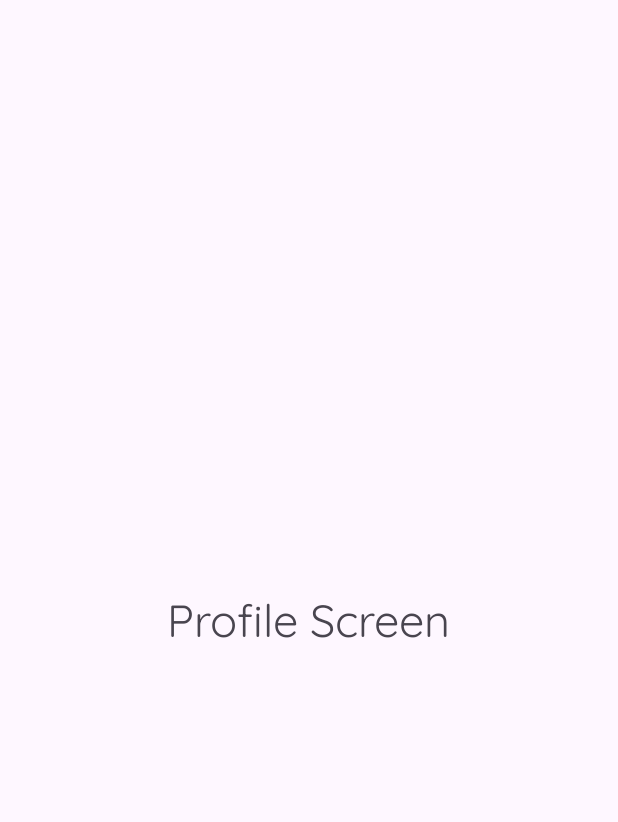
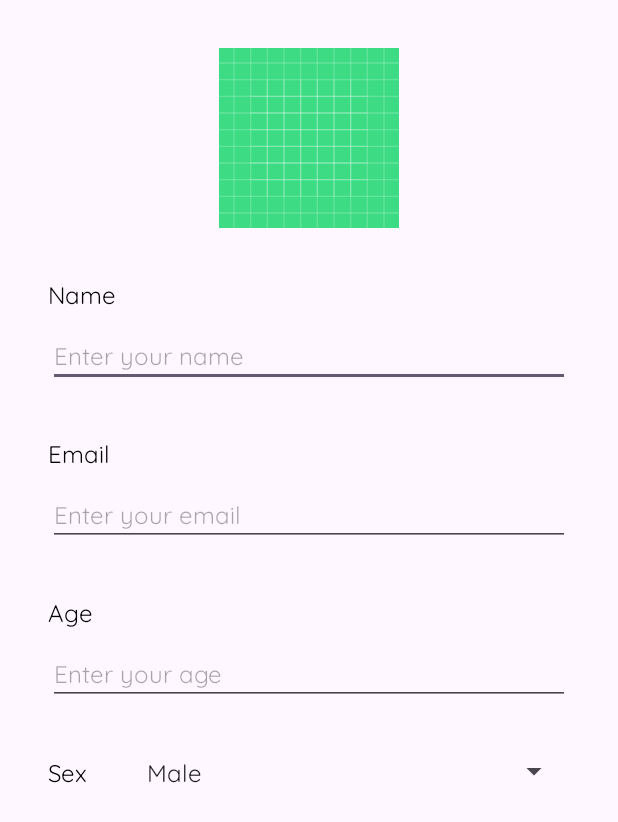
Before and after one commit to tai096/Quych-Meal-App, an Android app: the layout fragment_profile_screen.xml on its own in the app's theme, with its tools: preview values and no code run, on a phone screen of 412 x 824 dp. Shown: the top 822 px of the screen. Run offline under Robolectric (Android 15) with nearby library versions, the phone set to English and light mode, and no system bars.

Commit message:
temp commit

```diff
--- a/app/src/main/java/com/example/quychmeal/Activities/LogInActivity.java
+++ b/app/src/main/java/com/example/quychmeal/Activities/LogInActivity.java
@@ -3,6 +3,7 @@ package com.example.quychmeal.Activities;
 import androidx.appcompat.app.AppCompatActivity;
 
 import android.content.Intent;
+import android.content.SharedPreferences;
 import android.os.Bundle;
 import android.util.Log;
 import android.widget.Toast;
@@ -11,6 +12,7 @@ import com.example.quychmeal.Models.User;
 import com.example.quychmeal.R;
 import com.example.quychmeal.databinding.ActivityLogInBinding;
 import com.example.quychmeal.databinding.ActivitySignUpBinding;
+import com.google.firebase.auth.FirebaseUser;
 
 public class LogInActivity extends RootActivity {
     ActivityLogInBinding binding;
@@ -43,9 +45,19 @@ public class LogInActivity extends RootActivity {
 
             mAuth.signInWithEmailAndPassword(email,password).addOnCompleteListener(LogInActivity.this, task -> {
                 if (task.isSuccessful()){
-                    Toast.makeText(LogInActivity.this, "Welcome To Quych Meal!", Toast.LENGTH_LONG).show();
+                    FirebaseUser user = mAuth.getCurrentUser();
 
-                    startActivity(new Intent(LogInActivity.this, MainActivity.class));
+                    if (user != null) {
+                        pref.edit().putString("userId", user.getUid()).apply();
+
+                        Toast.makeText(LogInActivity.this, "Welcome To Quych Meal!", Toast.LENGTH_LONG).show();
+
+                        startActivity(new Intent(LogInActivity.this, MainActivity.class));
+                    } else {
+                        return;
+                    }
+
+
                 }else {
                     String error = task.getException().getMessage();
 
--- a/app/src/main/java/com/example/quychmeal/Activities/MainActivity.java
+++ b/app/src/main/java/com/example/quychmeal/Activities/MainActivity.java
@@ -12,6 +12,7 @@ import android.os.Debug;
 import android.util.Log;
 import android.view.View;
 import android.widget.ProgressBar;
+import android.widget.Toast;
 
 import com.example.quychmeal.Activities.Fragments.HomeScreenFragment;
 import com.example.quychmeal.Activities.Fragments.OwnScreenFragment;
@@ -65,6 +66,10 @@ public class MainActivity extends RootActivity {
             return true;
         });
 
+        String currentUserId = pref.getString("userId", "");
+
+        Log.d("debug", "Pref"+ currentUserId);
+        Toast.makeText(this, currentUserId, Toast.LENGTH_LONG).show();
 //        getAllDocuments();
     }
 
--- a/app/src/main/java/com/example/quychmeal/Activities/RootActivity.java
+++ b/app/src/main/java/com/example/quychmeal/Activities/RootActivity.java
@@ -2,7 +2,9 @@ package com.example.quychmeal.Activities;
 
 import androidx.appcompat.app.AppCompatActivity;
 
+import android.content.Context;
 import android.content.Intent;
+import android.content.SharedPreferences;
 import android.os.Bundle;
 import android.os.Debug;
 import android.os.Handler;
@@ -17,6 +19,8 @@ public class RootActivity extends AppCompatActivity {
     FirebaseAuth mAuth;
     FirebaseDatabase realtimeDB;
     FirebaseFirestore firestoreDB;
+    SharedPreferences pref;
+
     @Override
     protected void onCreate(Bundle savedInstanceState) {
         super.onCreate(savedInstanceState);
@@ -26,6 +30,7 @@ public class RootActivity extends AppCompatActivity {
         firestoreDB = FirebaseFirestore.getInstance();
         realtimeDB = FirebaseDatabase.getInstance();
         mAuth = FirebaseAuth.getInstance();
+        pref = getPreferences(MODE_PRIVATE);
     }
 
 }
--- a/app/src/main/java/com/example/quychmeal/Activities/SignUpActivity.java
+++ b/app/src/main/java/com/example/quychmeal/Activities/SignUpActivity.java
@@ -5,7 +5,9 @@ import static android.content.ContentValues.TAG;
 import androidx.annotation.NonNull;
 import androidx.appcompat.app.AppCompatActivity;
 
+import android.content.Context;
 import android.content.Intent;
+import android.content.SharedPreferences;
 import android.os.Bundle;
 import android.os.Debug;
 import android.util.Log;
@@ -32,7 +34,6 @@ public class SignUpActivity extends RootActivity {
     String uniqueID = UUID.randomUUID().toString();
     String defaultAvatar = "https://www.zooniverse.org/assets/simple-avatar.png";
     DatabaseReference reference = FirebaseDatabase.getInstance().getReference("users");
-
     @Override
     protected void onCreate(Bundle savedInstanceState) {
         super.onCreate(savedInstanceState);
@@ -68,6 +69,11 @@ public class SignUpActivity extends RootActivity {
 
                     reference.child(userId).setValue(user);
 
+                    SharedPreferences.Editor editor = pref.edit();
+                    editor.putString("userId", userId);
+                    editor.putString("username", username);
+                    editor.apply();
+
                     Toast.makeText(SignUpActivity.this, "Welcome To Quych Meal!", Toast.LENGTH_LONG).show();
                     startActivity(new Intent(SignUpActivity.this, MainActivity.class));
                 } else {
--- a/app/src/main/java/com/example/quychmeal/Activities/SplashActivity.java
+++ b/app/src/main/java/com/example/quychmeal/Activities/SplashActivity.java
@@ -5,6 +5,7 @@ import androidx.appcompat.app.AppCompatActivity;
 import android.content.Intent;
 import android.os.Bundle;
 import android.os.Handler;
+import android.util.Log;
 
 import com.example.quychmeal.R;
 import com.google.firebase.auth.FirebaseAuth;
@@ -21,10 +22,11 @@ public class SplashActivity extends RootActivity {
     }
 
     private void navigateActivity() {
-        FirebaseUser currentUser = FirebaseAuth.getInstance().getCurrentUser();
+        String currentUserId = pref.getString("userId", "");
 
+        Log.d("debug", "Pref"+ currentUserId);
         // check isLogIn???
-        if(currentUser == null) {
+        if(currentUserId.isEmpty()) {
             startActivity(new Intent(this, LogInActivity.class));
         } else {
             startActivity(new Intent(this, MainActivity.class));
--- a/app/src/main/res/layout/fragment_profile_screen.xml
+++ b/app/src/main/res/layout/fragment_profile_screen.xml
@@ -5,13 +5,131 @@
     android:layout_height="match_parent"
     tools:context=".Activities.Fragments.ProfileScreenFragment">
 
-    <!-- TODO: Update blank fragment layout -->
-    <TextView
-        android:layout_width="wrap_content"
-        android:layout_height="wrap_content"
-        android:text="Profile Screen"
-        android:textSize="30dp"
-        android:layout_gravity="center"
-        />
+    <!-- activity_profile.xml -->
+
+    <LinearLayout xmlns:android="http://schemas.android.com/apk/res/android"
+        android:layout_width="match_parent"
+        android:layout_height="match_parent"
+        android:orientation="vertical"
+        android:gravity="center_horizontal">
+
+        <!-- Avatar Image View -->
+        <ImageView
+            android:id="@+id/avatarImageView"
+            android:layout_width="120dp"
+            android:layout_height="120dp"
+            android:src="@drawable/ic_launcher_background"
+            android:layout_marginTop="32dp"
+             />
+
+        <LinearLayout
+            android:layout_width="match_parent"
+            android:layout_height="wrap_content"
+            android:orientation="vertical"
+            android:layout_marginTop="32dp"
+            android:gravity="start">
+            <TextView
+                android:id="@+id/nameLabel"
+                android:layout_width="wrap_content"
+                android:layout_height="wrap_content"
+                android:text="Name"
+                android:textSize="16sp"
+                android:textColor="@android:color/black"
+                android:layout_marginStart="32dp" />
+            <EditText
+                android:id="@+id/nameEditText"
+                android:layout_width="match_parent"
+                android:layout_height="wrap_content"
+                android:textSize="16sp"
+                android:textColor="@android:color/black"
+                android:hint="Enter your name"
+                android:layout_marginStart="32dp"
+                android:layout_marginTop="8dp"
+                android:layout_marginEnd="32dp"
+                 />
+        </LinearLayout>
+
+        <LinearLayout
+            android:layout_width="match_parent"
+            android:layout_height="wrap_content"
+            android:orientation="vertical"
+            android:layout_marginTop="32dp"
+            android:gravity="start">
+            <TextView
+                android:id="@+id/emailLabel"
+                android:layout_width="wrap_content"
+                android:layout_height="wrap_content"
+                android:text="Email"
+                android:textSize="16sp"
+                android:textColor="@android:color/black"
+                android:layout_marginStart="32dp" />
+
+            <!-- Email EditText -->
+            <EditText
+                android:id="@+id/emailEditText"
+                android:layout_width="match_parent"
+                android:layout_height="wrap_content"
+                android:textSize="16sp"
+                android:textColor="@android:color/black"
+                android:hint="Enter your email"
+                android:layout_marginStart="32dp"
+                android:layout_marginTop="8dp"
+                android:layout_marginEnd="32dp" />
+        </LinearLayout>
+
+        <LinearLayout
+            android:layout_width="match_parent"
+            android:layout_height="wrap_content"
+            android:orientation="vertical"
+            android:layout_marginTop="32dp"
+            android:gravity="start">
+            <TextView
+                android:id="@+id/ageLabel"
+                android:layout_width="wrap_content"
+                android:layout_height="wrap_content"
+                android:text="Age"
+                android:textSize="16sp"
+                android:textColor="@android:color/black"
+                android:layout_marginStart="32dp" />
+            <EditText
+                android:id="@+id/ageEditText"
+                android:layout_width="match_parent"
+                android:layout_height="wrap_content"
+                android:textSize="16sp"
+                android:textColor="@android:color/black"
+                android:hint="Enter your age"
+                android:layout_marginStart="32dp"
+                android:layout_marginTop="8dp"
+                android:layout_marginEnd="32dp" />
+        </LinearLayout>
+
+        <LinearLayout
+            android:layout_width="match_parent"
+            android:layout_height="wrap_content"
+            android:orientation="horizontal"
+            android:layout_marginTop="32dp"
+            android:gravity="center">
+            <TextView
+                android:id="@+id/sexLabel"
+                android:layout_width="wrap_content"
+                android:layout_height="wrap_content"
+                android:text="Sex"
+                android:textSize="16sp"
+                android:textColor="@android:color/black"
+                android:layout_marginStart="32dp" />
+            <Spinner
+                android:id="@+id/sexSpinner"
+                android:layout_width="match_parent"
+                android:layout_height="wrap_content"
+                android:layout_marginStart="32dp"
+                android:layout_marginEnd="32dp"
+                android:entries="@array/sex_options"
+                android:enabled="false" />
+        </LinearLayout>
+
+
+    </LinearLayout>
+
+
 
 </FrameLayout>
--- a/app/src/main/res/values/strings.xml
+++ b/app/src/main/res/values/strings.xml
@@ -2,4 +2,11 @@
     <string name="app_name">Quych Meal</string>
     <!-- TODO: Remove or change this placeholder text -->
     <string name="hello_blank_fragment">Hello blank fragment</string>
+
+    <string-array name="sex_options">
+        <item>Male</item>
+        <item>Female</item>
+        <item>Other</item>
+    </string-array>
+
 </resources>
```
